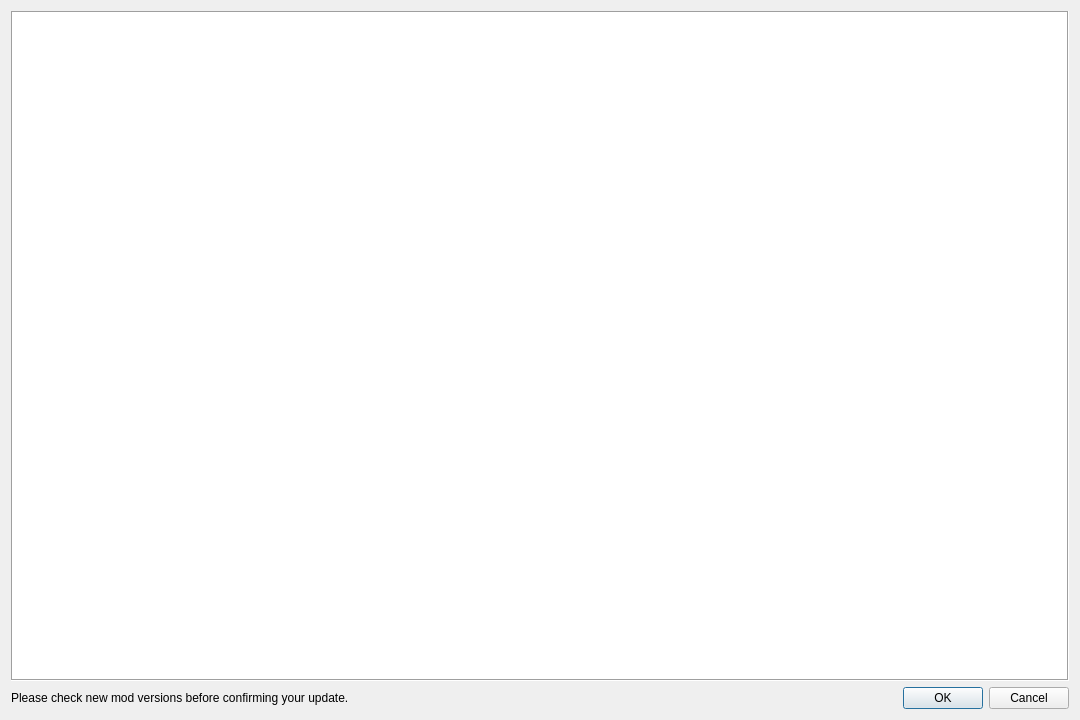
Above: src/ui/local/localmodupdatedialog.ui from kaniol-lck/modmanager before the change. Below: the same form after it.
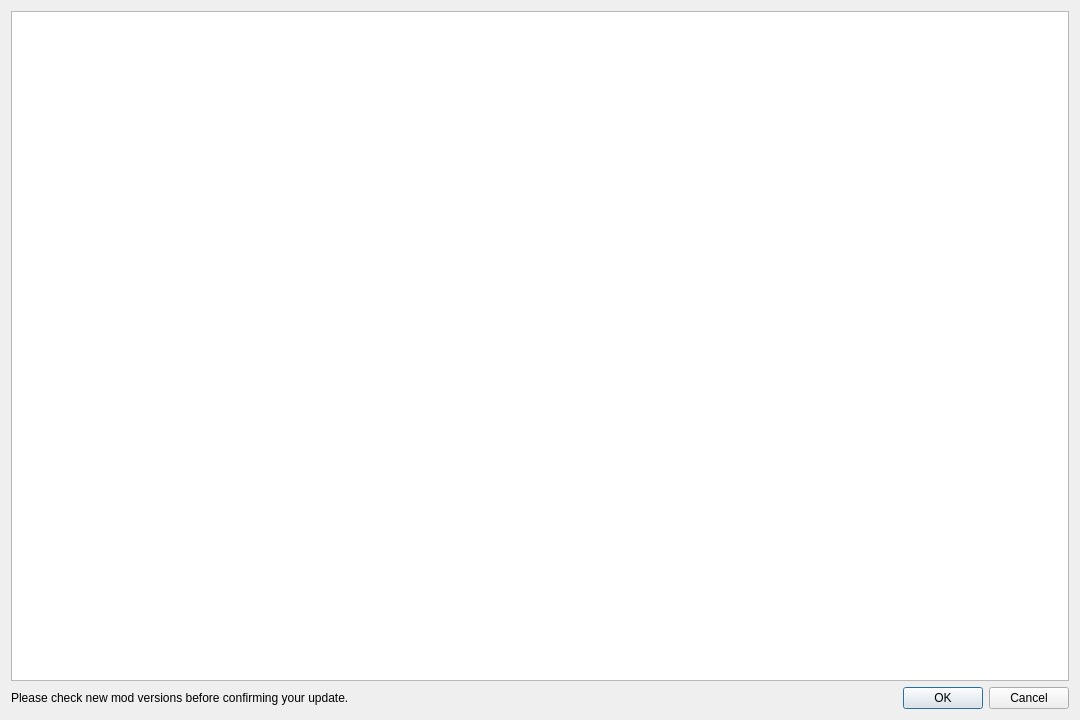
That is the form after the change.

Patch:
```diff
--- a/src/ui/local/localmodupdatedialog.ui
+++ b/src/ui/local/localmodupdatedialog.ui
@@ -35,40 +35,13 @@
     </widget>
    </item>
    <item row="0" column="0" colspan="2">
-    <widget class="QTableView" name="updateTableView">
-     <property name="styleSheet">
-      <string notr="true"/>
+    <widget class="QTreeView" name="updateTreeView">
+     <property name="verticalScrollMode">
+      <enum>QAbstractItemView::ScrollPerPixel</enum>
      </property>
-     <property name="frameShape">
-      <enum>QFrame::Box</enum>
-     </property>
-     <property name="sizeAdjustPolicy">
-      <enum>QAbstractScrollArea::AdjustToContents</enum>
-     </property>
-     <property name="editTriggers">
-      <set>QAbstractItemView::AllEditTriggers</set>
-     </property>
-     <property name="selectionMode">
-      <enum>QAbstractItemView::SingleSelection</enum>
-     </property>
-     <property name="selectionBehavior">
-      <enum>QAbstractItemView::SelectRows</enum>
-     </property>
-     <property name="showGrid">
+     <property name="rootIsDecorated">
       <bool>false</bool>
      </property>
-     <attribute name="horizontalHeaderVisible">
-      <bool>true</bool>
-     </attribute>
-     <attribute name="horizontalHeaderStretchLastSection">
-      <bool>false</bool>
-     </attribute>
-     <attribute name="verticalHeaderVisible">
-      <bool>false</bool>
-     </attribute>
-     <attribute name="verticalHeaderStretchLastSection">
-      <bool>false</bool>
-     </attribute>
     </widget>
    </item>
   </layout>
```
